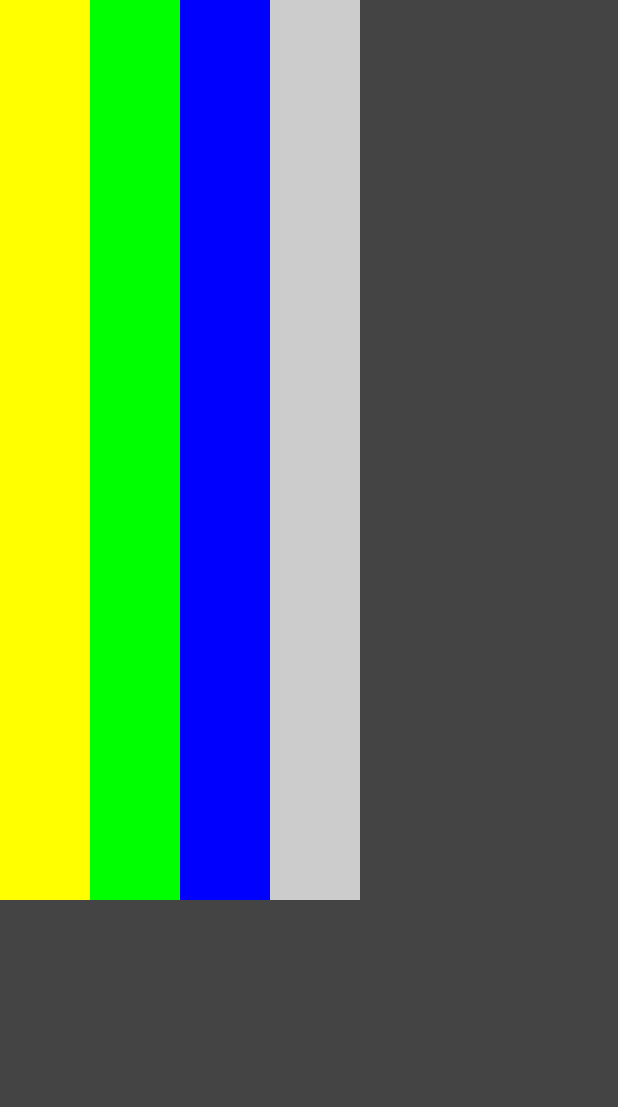
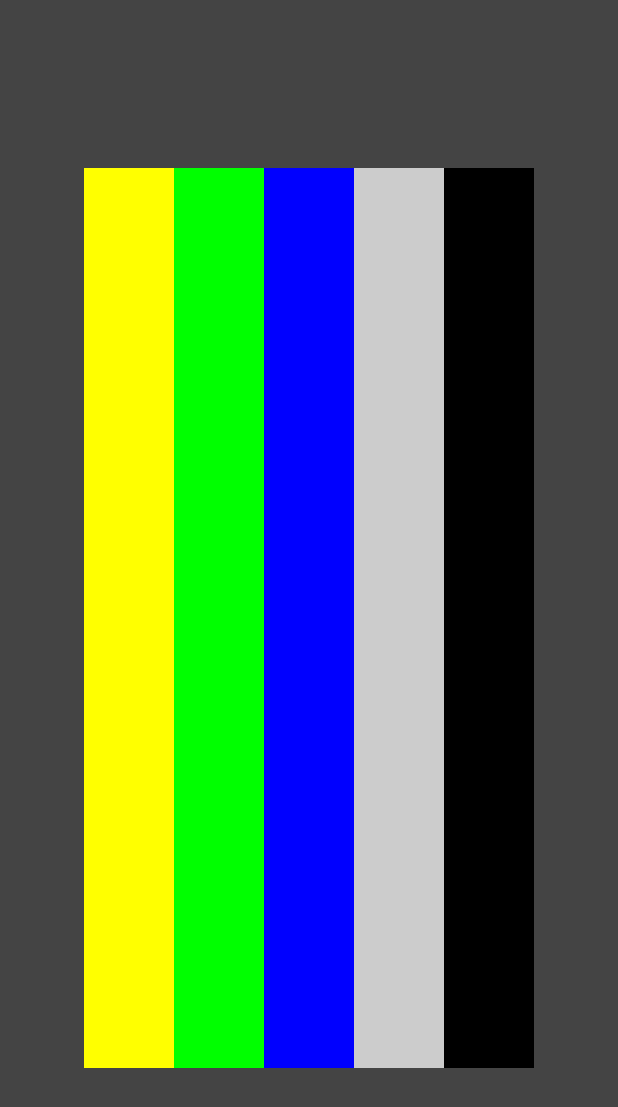
Before and after one commit to yagmurerdogan/Jetpack-Compose-Course, an Android app built with Jetpack Compose: the screen it shows after launch (MainActivity), on a phone screen of 412 x 824 dp. Shown: the top 1107 px of the screen. Run offline under Robolectric (Android 15) with nearby library versions, the phone set to English and light mode, and no system bars.

Commit message:
Usage alignment and arrangement for row

```diff
--- a/MyApplication/app/src/main/java/com/yagmurerdogan/corecomposeapplication/MainActivity.kt
+++ b/MyApplication/app/src/main/java/com/yagmurerdogan/corecomposeapplication/MainActivity.kt
@@ -30,11 +30,16 @@ fun MainScreen() {
         color = Color.DarkGray,
         modifier = Modifier.fillMaxSize()
     ) {
-        Row {
+        Row(
+            modifier = Modifier.fillMaxSize(),
+            horizontalArrangement = Arrangement.Center,
+            verticalAlignment = Alignment.CenterVertically
+        ) {
             HorizontalColoredBar(color = Color.Yellow, height = 600.dp, width = 60.dp)
             HorizontalColoredBar(color = Color.Green, height = 600.dp, width = 60.dp)
             HorizontalColoredBar(color = Color.Blue, height = 600.dp, width = 60.dp)
             HorizontalColoredBar(color = Color.LightGray, height = 600.dp, width = 60.dp)
+            HorizontalColoredBar(color = Color.Black, height = 600.dp, width = 60.dp)
 
         }
 
```
